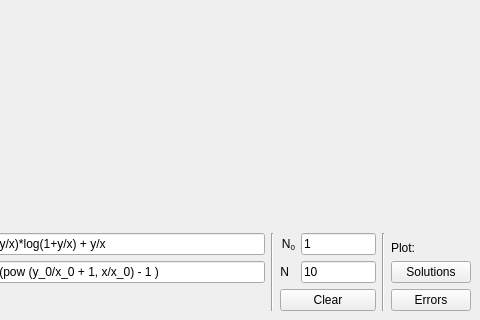
Above: designs/source/main.ui from WinnerOK/DE-numerical-methods before the change; both pictures show x 307 to 787 and y 171 to 491 of the 787 by 491 pixel window. Below: the same form after it.
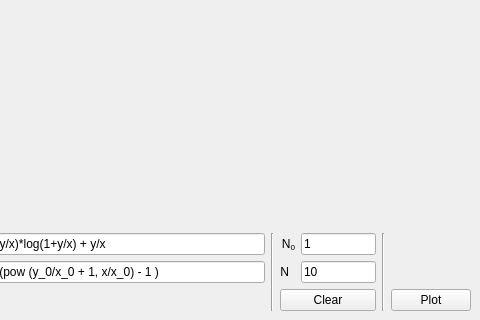
That is the form after the change.

Commit message: Added local error comparison graph. Remove redundant button

Diff of the .ui file:
```diff
--- a/designs/source/main.ui
+++ b/designs/source/main.ui
@@ -41,7 +41,7 @@
       <item>
        <widget class="QLabel" name="label">
         <property name="text">
-         <string>Plot:</string>
+         <string/>
         </property>
         <property name="alignment">
          <set>Qt::AlignBottom|Qt::AlignLeading|Qt::AlignLeft</set>
@@ -51,14 +51,7 @@
       <item>
        <widget class="QPushButton" name="solutions_Button">
         <property name="text">
-         <string>Solutions</string>
-        </property>
-       </widget>
-      </item>
-      <item>
-       <widget class="QPushButton" name="error_Button">
-        <property name="text">
-         <string>Errors</string>
+         <string>Plot</string>
         </property>
        </widget>
       </item>
```
The commit also changes 3 other files.
